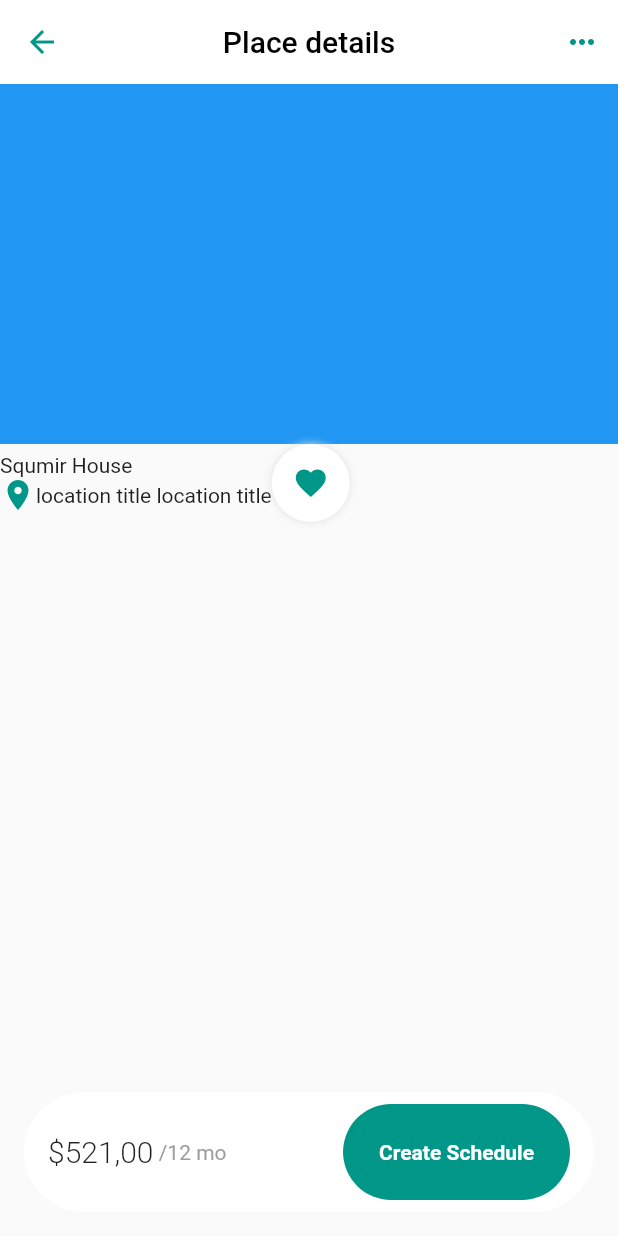
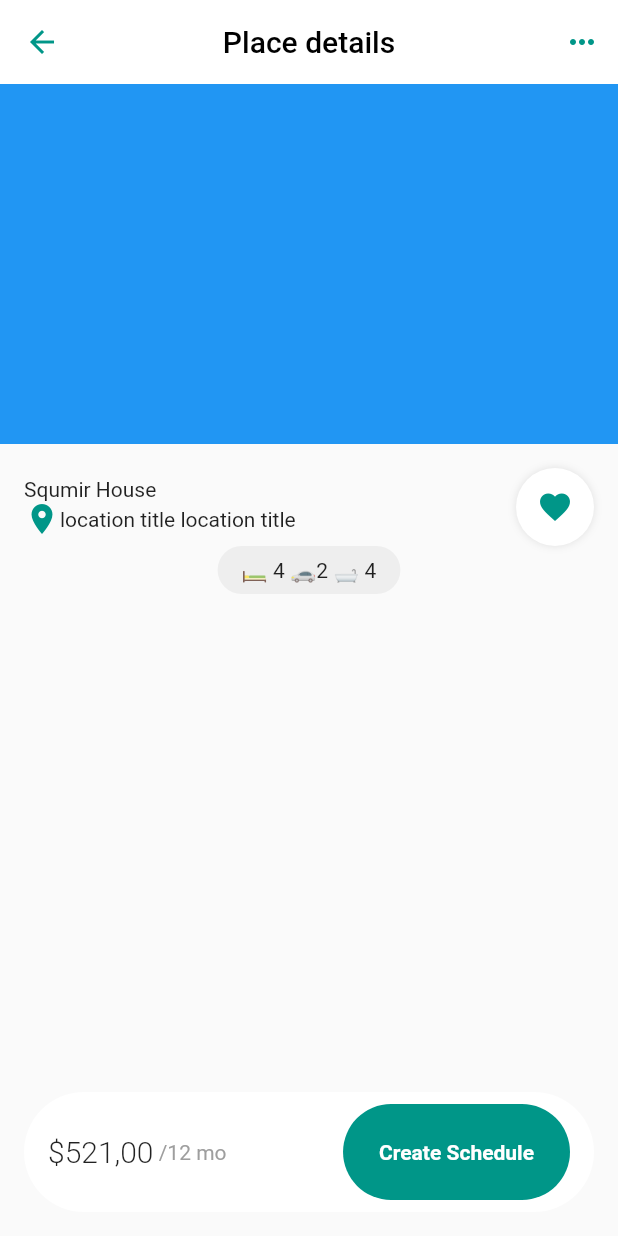
Before and after one commit to JAICHANGPARK/flutter_notebook_chapter_31, a Flutter app: the RealEstateDetailPage screen opened directly, on a phone screen of 412 x 824 dp. Run offline on Flutter 3.47's test engine with Material 2 defaults, Android fonts, the phone set to English and light mode, and no system bars.

Commit message:
Update real_estate_detail_page.dart

```diff
--- a/lib/ep1555_real_estate_app/view/real_estate_detail_page.dart
+++ b/lib/ep1555_real_estate_app/view/real_estate_detail_page.dart
@@ -42,6 +42,8 @@ class _RealEstateDetailPageState extends State<RealEstateDetailPage> {
                   color: Colors.blue,
                 ),
                 Expanded(
+                  child: Padding(
+                    padding: const EdgeInsets.all(16),
                     child: Column(
                       children: [
                         Row(
@@ -61,6 +63,7 @@ class _RealEstateDetailPageState extends State<RealEstateDetailPage> {
                                 ),
                               ],
                             ),
+                            Spacer(),
                             Container(
                               height: 52,
                               width: 52,
@@ -80,8 +83,20 @@ class _RealEstateDetailPageState extends State<RealEstateDetailPage> {
                               ),
                             )
                           ],
-                      )
+                        ),
+                        Container(
+                          decoration: BoxDecoration(
+                            color: Colors.grey[200],
+                            borderRadius: BorderRadius.circular(24),
+                          ),
+                          padding: const EdgeInsets.symmetric(
+                            horizontal: 16,
+                            vertical: 8,
+                          ),
+                          child: const Text("🛏 4 🚗2 🛁 4"),
+                        ),
                       ],
+                    ),
                   ),
                 ),
               ],
```
Lines whose indentation alone changed are shown as unchanged.
